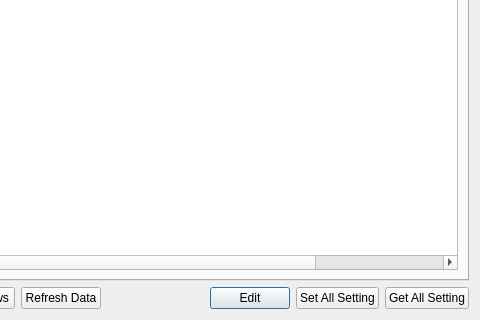
The window that view/formmodule.ui (zenaki/RTU) describes before a commit, drawn with Qt 5; both pictures show x 420 to 900 and y 230 to 550 of the 900 by 550 pixel window.
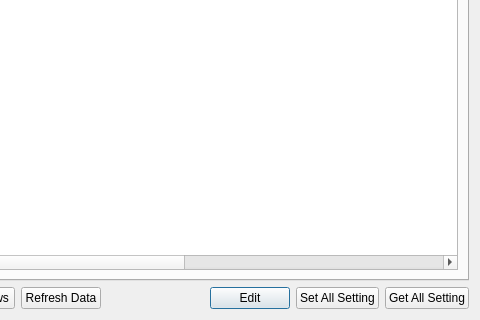
The same window after the commit. The open tabs and pages were chosen to show the change. Icons and pictures are not drawn.

Patch:
```diff
--- a/view/formmodule.ui
+++ b/view/formmodule.ui
@@ -1641,6 +1641,21 @@
            <string>Length</string>
           </property>
          </column>
+         <column>
+          <property name="text">
+           <string>Swap</string>
+          </property>
+         </column>
+         <column>
+          <property name="text">
+           <string>Data Type</string>
+          </property>
+         </column>
+         <column>
+          <property name="text">
+           <string>Data Bits</string>
+          </property>
+         </column>
         </widget>
        </item>
       </layout>
```
Left out of the diff: 2 changed lines with no effect on the pictures.
